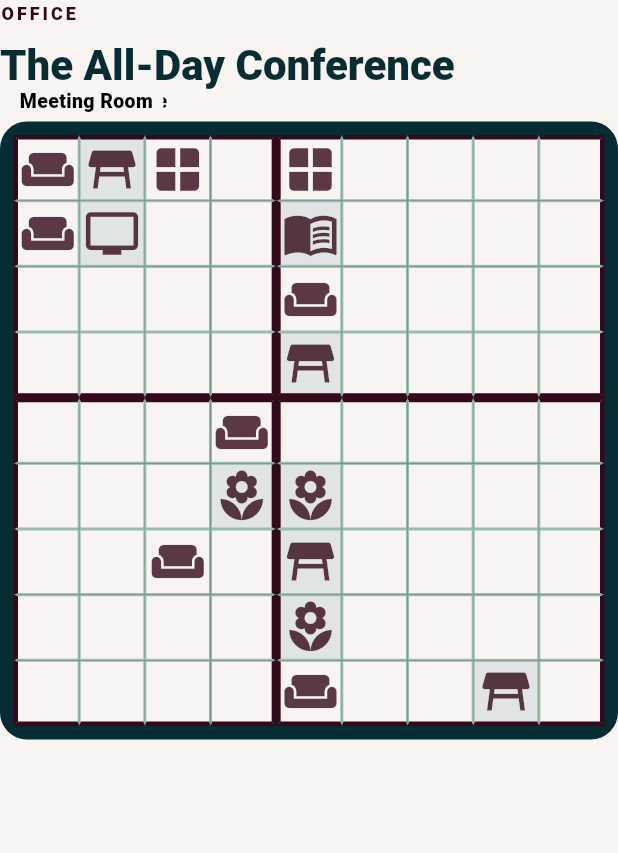
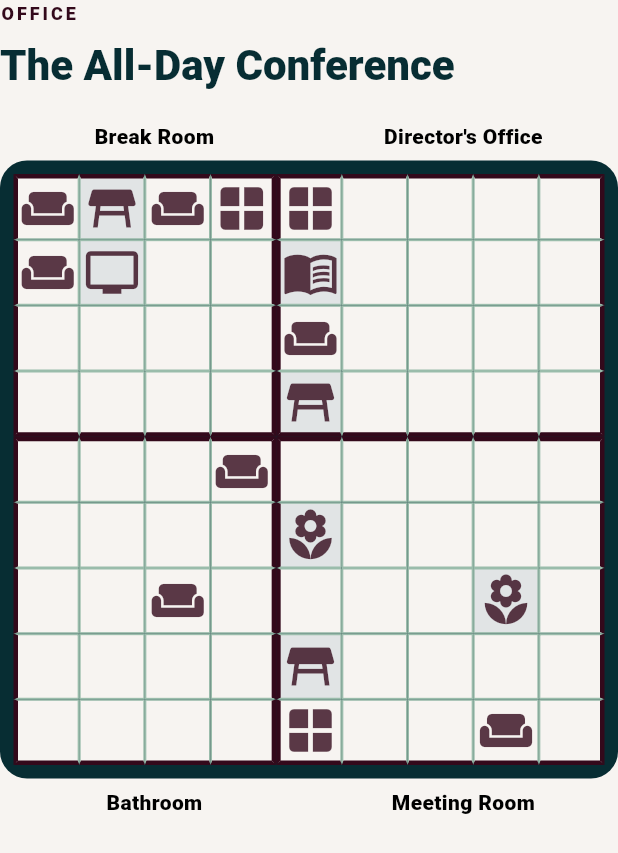
Before and after one commit to leonor-sinogas/murdoku_sinogas, a Flutter app: the _Grid widget shown alone on an empty page, opened directly with sample values from the repository, on a phone screen of 412 x 824 dp. Shown: the top 853 px of the screen. Run offline on Flutter 3.47's test engine with Material 3 defaults, Android fonts, the phone set to English and light mode, and no system bars; Roboto replaces fonts that are missing (Arial).

Commit message:
Fix room labels and puzzle clue documentation

```diff
--- a/lib/main.dart
+++ b/lib/main.dart
@@ -42,6 +42,7 @@
     required this.clues,
     required this.solution,
     required this.blocked,
+    this.fixedObjects = const {},
     this.gridSize = 6,
   });
 
@@ -54,6 +55,7 @@
   final List<String> clues;
   final Map<String, int> solution;
   final Set<int> blocked;
+  final Map<int, String> fixedObjects;
   final int gridSize;
 }
 
@@ -86,16 +88,16 @@
       'Eduardo was not sitting and was not in the bathroom.',
     ],
     solution: {
-      'Andre': 0,
+      'Andre': 9,
       'Bethany': 19,
-      'Clyde': 11,
+      'Clyde': 2,
       'Delilah': 35,
       'Eduardo': 40,
       'Felicia': 50,
-      'Greg': 57,
+      'Greg': 60,
       'Helena': 70,
     },
-    blocked: {1, 2, 4, 13, 22, 31, 39, 49, 56, 58, 67, 76, 79},
+    blocked: {1, 2, 4, 13, 22, 31, 39, 49, 56, 67, 76, 79},
   ),
   Level(
     number: 2,
@@ -105,15 +107,34 @@
     victim: 'Virgil',
     suspects: ['Arianna', 'Brycen', 'Colleen', 'Dan', 'Evan'],
     clues: [
+      'Arianna was beside a television.',
       'Brycen was sitting in a chair.',
-      'Arianna was beside a television.',
-      'Colleen was in the bathroom.',
+      'Colleen was in the bathroom and in the third row.',
       'Dan was beside a plant and was in a bed.',
       'Evan was beside a bed.',
       'The victim was in the last available cell.',
     ],
-    solution: {'Arianna': 35, 'Brycen': 6, 'Colleen': 15, 'Dan': 19, 'Evan': 26},
-    blocked: {0, 3, 9, 12, 16, 18, 19, 25, 26, 28, 29, 34},
+    solution: {
+      'Arianna': 35,
+      'Brycen': 6,
+      'Colleen': 15,
+      'Dan': 19,
+      'Evan': 26,
+    },
+    blocked: {0, 3, 9, 12, 16, 17, 18, 19, 20, 25, 28, 29, 34},
+    fixedObjects: {
+      6: 'Chair',
+      9: 'Table',
+      16: 'Table',
+      17: 'Table',
+      18: 'Plant',
+      19: 'Bed',
+      24: 'Table',
+      25: 'Bed',
+      28: 'Table',
+      33: 'Table',
+      34: 'Television',
+    },
   ),
   Level(
     number: 3,
@@ -130,7 +151,7 @@
       'Evelyn was beside a television.',
       'The victim was in the last available cell.',
     ],
-    solution: {'Aaron': 2, 'Bruno': 15, 'Clara': 10, 'Donna': 24, 'Evelyn': 35},
+    solution: {'Aaron': 2, 'Bruno': 15, 'Clara': 11, 'Donna': 24, 'Evelyn': 34},
     blocked: {1, 4, 6, 11, 13, 16, 22, 25, 28, 30, 35},
   ),
   Level(
@@ -208,7 +229,7 @@
       'Cora was north of Dylan.',
       'Dylan was in front of a window.',
       'Mae was beside a plant.',
-      'Silas was not in the main hall.',
+      'Silas was not in the Main Gallery.',
       'The victim was in the last available cell.',
     ],
     solution: {
@@ -1647,6 +1668,15 @@
     result[cell] = choices[(index + level.number) % choices.length];
   }
 
+  if (level.fixedObjects.isNotEmpty) {
+    for (final entry in level.fixedObjects.entries) {
+      result[entry.key] = objects.firstWhere(
+        (object) => object.name == entry.value,
+      );
+    }
+    return result;
+  }
+
   // Object placement is clue-aware. The old rotating assignment could put a
   // television, window, or plant somewhere unrelated to the clue that names
   // it (or omit that object entirely). Every referenced object is now placed
@@ -1659,21 +1689,66 @@
     if (objectName == null || personCell == null) continue;
     final object = objects.firstWhere((item) => item.name == objectName);
     final room = layout.roomAt(personCell);
+    final sharesWindowCell =
+        object.name == 'Window' &&
+        RegExp(
+          r'\b(beside|in front of)\b',
+          caseSensitive: false,
+        ).hasMatch(clue);
+    final direction = RegExp(
+      r'\b(east|west|north|south) of (?:the )?',
+      caseSensitive: false,
+    ).firstMatch(clue)?.group(1)?.toLowerCase();
+    bool directionMatches(int cell) {
+      if (direction == null) return true;
+      final personRow = personCell ~/ size;
+      final personColumn = personCell % size;
+      final objectRow = cell ~/ size;
+      final objectColumn = cell % size;
+      return switch (direction) {
+        'east' => personColumn > objectColumn,
+        'west' => personColumn < objectColumn,
+        'north' => personRow < objectRow,
+        _ => personRow > objectRow,
+      };
+    }
+
     final adjacent = <int>[];
     for (var cell = 0; cell < size * size; cell++) {
-      if (solutionCells.contains(cell) || layout.roomAt(cell) != room) continue;
-      if (!_cellsAreAdjacent(personCell, cell, size)) continue;
+      final sharesCell = sharesWindowCell && cell == personCell;
+      if ((solutionCells.contains(cell) && !sharesCell) ||
+          layout.roomAt(cell) != room) {
+        continue;
+      }
+      if (!sharesCell &&
+          directionMatches(cell) &&
+          !_cellsAreAdjacent(personCell, cell, size)) {
+        continue;
+      }
+      if (!sharesCell && !directionMatches(cell)) continue;
+      if (!sharesCell &&
+          direction == null &&
+          !_cellsAreAdjacent(personCell, cell, size)) {
+        continue;
+      }
       if (object.name == 'Window' && !isOutsideWall(cell)) continue;
       adjacent.add(cell);
     }
     final fallback = <int>[];
     for (var cell = 0; cell < size * size; cell++) {
-      if (solutionCells.contains(cell) || layout.roomAt(cell) != room) continue;
+      final sharesCell = sharesWindowCell && cell == personCell;
+      if ((solutionCells.contains(cell) && !sharesCell) ||
+          layout.roomAt(cell) != room) {
+        continue;
+      }
       if (result[cell] != null && result[cell]!.name != objectName) continue;
       if (object.name == 'Window' && !isOutsideWall(cell)) continue;
+      if (!directionMatches(cell)) continue;
       fallback.add(cell);
     }
-    final openAdjacent = adjacent.where((cell) => result[cell] == null).toList();
+    final openAdjacent = adjacent
+        .where((cell) => result[cell] == null)
+        .toList();
     final candidates = openAdjacent.isNotEmpty
         ? openAdjacent
         : adjacent.isNotEmpty
@@ -1681,7 +1756,8 @@
         : fallback;
     if (candidates.isNotEmpty) {
       final preferred = candidates.where(level.blocked.contains).toList();
-      result[preferred.isNotEmpty ? preferred.first : candidates.first] = object;
+      result[preferred.isNotEmpty ? preferred.first : candidates.first] =
+          object;
     }
   }
 
@@ -1735,6 +1811,35 @@
     if (clue.toLowerCase().startsWith(person.toLowerCase())) return person;
   }
   return null;
+}
+
+Map<String, int> positionCluesFor(Level level) {
+  const ordinals = {
+    'first': 1,
+    'second': 2,
+    'third': 3,
+    'fourth': 4,
+    'fifth': 5,
+    'sixth': 6,
+    'seventh': 7,
+    'eighth': 8,
+    'ninth': 9,
+  };
+  final positions = <String, int>{};
+  final pattern = RegExp(
+    r'^(\w+) was in the (\w+) row and (\w+) column\.',
+    caseSensitive: false,
+  );
+  for (final clue in level.clues) {
+    final match = pattern.firstMatch(clue);
+    if (match == null) continue;
+    final row = ordinals[match.group(2)!.toLowerCase()];
+    final column = ordinals[match.group(3)!.toLowerCase()];
+    if (row != null && column != null) {
+      positions[match.group(1)!] = (row - 1) * level.gridSize + column - 1;
+    }
+  }
+  return positions;
 }
 
 bool _cellsAreAdjacent(int first, int second, int size) {
@@ -1765,13 +1870,15 @@
           )
           .map((entry) => entry.key);
       if (!matchingCells.any(
-        (cell) => _cellsAreAdjacent(personCell, cell, level.gridSize),
+        (cell) =>
+            cell == personCell ||
+            _cellsAreAdjacent(personCell, cell, level.gridSize),
       )) {
         return false;
       }
     }
     final match = RegExp(
-      r'^(\w+) was beside an? (\w+) and was in an? (chair|bed)\.',
+      r'^(\w+) was beside an? (\w+).*?\bwas in an? (chair|bed)\b',
       caseSensitive: false,
     ).firstMatch(clue);
     if (match == null) continue;
@@ -1792,7 +1899,8 @@
     }
     if (seatObject == null || referencedCell == null) return false;
     if (layout.roomAt(personCell) != layout.roomAt(referencedCell) ||
-        !_cellsAreAdjacent(personCell, referencedCell, level.gridSize)) {
+        (referencedCell != personCell &&
+            !_cellsAreAdjacent(personCell, referencedCell, level.gridSize))) {
       return false;
     }
   }
@@ -1880,6 +1988,43 @@
     });
   }
 
+  void clearPuzzle() {
+    showDialog<void>(
+      context: context,
+      builder: (_) => AlertDialog(
+        title: const Text('Start this puzzle over?'),
+        content: const Text(
+          'This will remove every placement, note, and personal X mark from the current puzzle.',
+        ),
+        actions: [
+          TextButton(
+            onPressed: () => Navigator.pop(context),
+            child: const Text('Cancel'),
+          ),
+          FilledButton(
+            onPressed: () {
+              Navigator.pop(context);
+              setState(() {
+                placed.updateAll((key, value) => null);
+                for (final noteSet in notes.values) {
+                  noteSet.clear();
+                }
+                manualXs.clear();
+                _history.clear();
+                activeSuspect = null;
+                selectedMurderer = null;
+                notesMode = false;
+                xMode = false;
+                checked = false;
+              });
+            },
+            child: const Text('Start over'),
+          ),
+        ],
+      ),
+    );
+  }
+
   void tapCell(int cell) {
     final object = objectsFor(widget.level)[cell];
     final blocked =
@@ -1943,7 +2088,9 @@
         context: context,
         builder: (_) => const AlertDialog(
           title: Text('Choose a suspect'),
-          content: Text('Select who you think the murderer is, then submit your accusation.'),
+          content: Text(
+            'Select who you think the murderer is, then submit your accusation.',
+          ),
         ),
       );
       return;
@@ -1972,12 +2119,14 @@
         placed.entries.every((entry) => answer[entry.key] == entry.value);
     final murderer = murdererFor(widget.level, answer);
     final murdererCorrect = selectedMurderer == murderer;
+    final murdererFound = complete && victimHasRoommate && murdererCorrect;
+    final exactSolve = correct && murdererCorrect;
     setState(() => checked = true);
     showDialog(
       context: context,
       builder: (_) => AlertDialog(
         title: Text(
-          correct && murdererCorrect
+          murdererFound
               ? 'Congratulations!'
               : complete && !murdererCorrect
               ? '$selectedMurderer was not the murderer'
@@ -1987,13 +2136,17 @@
               ? 'Not quite'
               : 'Keep investigating',
         ),
-        content: correct && murdererCorrect
-            ? const Column(
+        content: murdererFound
+            ? Column(
                 mainAxisSize: MainAxisSize.min,
                 children: [
-                  Text('🎉  🎊  🎉', style: TextStyle(fontSize: 34)),
-                  SizedBox(height: 12),
-                  Text('You found the murderer!'),
+                  const Text('🎉  🎊  🎉', style: TextStyle(fontSize: 34)),
+                  const SizedBox(height: 12),
+                  Text(
+                    exactSolve
+                        ? 'You found the murderer!'
+                        : 'You found the murderer in a peculiar way. Not everyone is in the correct spot, but you still got it!',
+                  ),
                 ],
               )
             : Text(
@@ -2034,6 +2187,11 @@
           onPressed: _history.isEmpty ? null : undo,
           tooltip: 'Undo last placement',
           icon: const Icon(Icons.undo_rounded),
+        ),
+        IconButton(
+          onPressed: clearPuzzle,
+          tooltip: 'Clear puzzle',
+          icon: const Icon(Icons.restart_alt_rounded),
         ),
         TextButton(onPressed: check, child: const Text('SUBMIT ACCUSATION')),
       ],
@@ -2165,7 +2323,22 @@
   final bool xMode;
   final Set<int> manualXs;
   @override
-  Widget build(BuildContext context) => Column(
+  Widget build(BuildContext context) {
+    final roomNames = layoutFor(level).rooms.keys.toList();
+    Widget roomLabel(String room) => Expanded(
+      child: Text(
+        room,
+        textAlign: TextAlign.center,
+        maxLines: 2,
+        overflow: TextOverflow.ellipsis,
+        style: const TextStyle(
+          color: Colors.black,
+          fontSize: 14,
+          fontWeight: FontWeight.w900,
+        ),
+      ),
+    );
+    return Column(
       crossAxisAlignment: CrossAxisAlignment.start,
       children: [
         Text(
@@ -2186,6 +2359,11 @@
           ),
         ),
         const SizedBox(height: 20),
+        Row(
+          crossAxisAlignment: CrossAxisAlignment.start,
+          children: [roomLabel(roomNames[0]), roomLabel(roomNames[1])],
+        ),
+        const SizedBox(height: 6),
         AspectRatio(
           aspectRatio: 1,
           child: LayoutBuilder(
@@ -2235,7 +2413,9 @@
                             index % level.gridSize == level.gridSize - 1
                             ? ''
                             : layout.roomAt(index + 1);
-                      final bottomRoom = layout.roomAt(index + level.gridSize);
+                        final bottomRoom = layout.roomAt(
+                          index + level.gridSize,
+                        );
                         final border = Border(
                           top: BorderSide(
                             color: topRoom == room ? mauve : brickDark,
@@ -2276,13 +2456,26 @@
                               children: [
                                 Center(
                                   child: name != null
-                                    ? Text(
+                                      ? Stack(
+                                          alignment: Alignment.center,
+                                          children: [
+                                            if (object != null)
+                                              Icon(
+                                                object.icon,
+                                                color: brickDark.withValues(
+                                                  alpha: .45,
+                                                ),
+                                                size: 28,
+                                              ),
+                                            Text(
                                               name.substring(0, 1),
                                               style: const TextStyle(
                                                 fontWeight: FontWeight.w900,
                                                 color: ink,
                                                 fontSize: 20,
                                               ),
+                                            ),
+                                          ],
                                         )
                                       : object != null &&
                                             (!object.occupiable || !notesMode)
@@ -2317,7 +2510,9 @@
                                                         row * 3 + column;
                                                     final candidate =
                                                         noteIndex <
-                                                          level.suspects.length
+                                                            level
+                                                                .suspects
+                                                                .length
                                                         ? level
                                                               .suspects[noteIndex]
                                                         : null;
@@ -2336,11 +2531,14 @@
                                                                     )
                                                                     .toUpperCase()
                                                               : '',
-                                                        style: const TextStyle(
-                                                          color: brickDark,
+                                                          style:
+                                                              const TextStyle(
+                                                                color:
+                                                                    brickDark,
                                                                 fontSize: 9,
                                                                 fontWeight:
-                                                              FontWeight.w900,
+                                                                    FontWeight
+                                                                        .w900,
                                                               ),
                                                         ),
                                                       ),
@@ -2358,7 +2556,9 @@
                                       child: Center(
                                         child: Icon(
                                           Icons.close_rounded,
-                                        color: brickDark.withValues(alpha: .24),
+                                          color: brickDark.withValues(
+                                            alpha: .24,
+                                          ),
                                           size: 24,
                                         ),
                                       ),
@@ -2370,7 +2570,9 @@
                                       child: Center(
                                         child: Icon(
                                           Icons.close_rounded,
-                                        color: brickDark.withValues(alpha: .3),
+                                          color: brickDark.withValues(
+                                            alpha: .3,
+                                          ),
                                           size: 25,
                                         ),
                                       ),
@@ -2383,41 +2585,19 @@
                       },
                     ),
                   ),
-                ...layout.rooms.entries.map((entry) {
-                  final firstCell = entry.value.reduce((a, b) => a < b ? a : b);
-                  final left = firstCell % level.gridSize < level.gridSize / 2
-                      ? 6.0
-                      : constraints.maxWidth / 2 + 6;
-                  final top = firstCell ~/ level.gridSize < level.gridSize / 2
-                      ? -26.0
-                      : constraints.maxHeight + 5;
-                  return Positioned(
-                    left: left,
-                    top: top,
-                    child: Container(
-                      padding: const EdgeInsets.symmetric(
-                        horizontal: 7,
-                        vertical: 3,
-                      ),
-                      color: paper,
-                      child: Text(
-                        entry.key,
-                        style: const TextStyle(
-                          color: Colors.black,
-                          fontSize: 13,
-                          fontWeight: FontWeight.w900,
-                        ),
-                      ),
-                    ),
-                  );
-                }),
                 ],
               );
             },
           ),
         ),
-    ],
-  );
+        const SizedBox(height: 6),
+        Row(
+          crossAxisAlignment: CrossAxisAlignment.start,
+          children: [roomLabel(roomNames[2]), roomLabel(roomNames[3])],
+        ),
+      ],
+    );
+  }
 }
 
 class _ObjectLegendItem extends StatelessWidget {
@@ -2630,7 +2810,13 @@
               icon: Icon(Icons.close_rounded),
             ),
           ],
-          selected: {xMode ? 'x' : notesMode ? 'notes' : 'place'},
+          selected: {
+            xMode
+                ? 'x'
+                : notesMode
+                ? 'notes'
+                : 'place',
+          },
           onSelectionChanged: (selection) => onModeChanged(selection.first),
           style: ButtonStyle(
             backgroundColor: WidgetStateProperty.resolveWith(
```
Also changed, not shown: 3 other files. Lines whose indentation alone changed are shown as unchanged.
